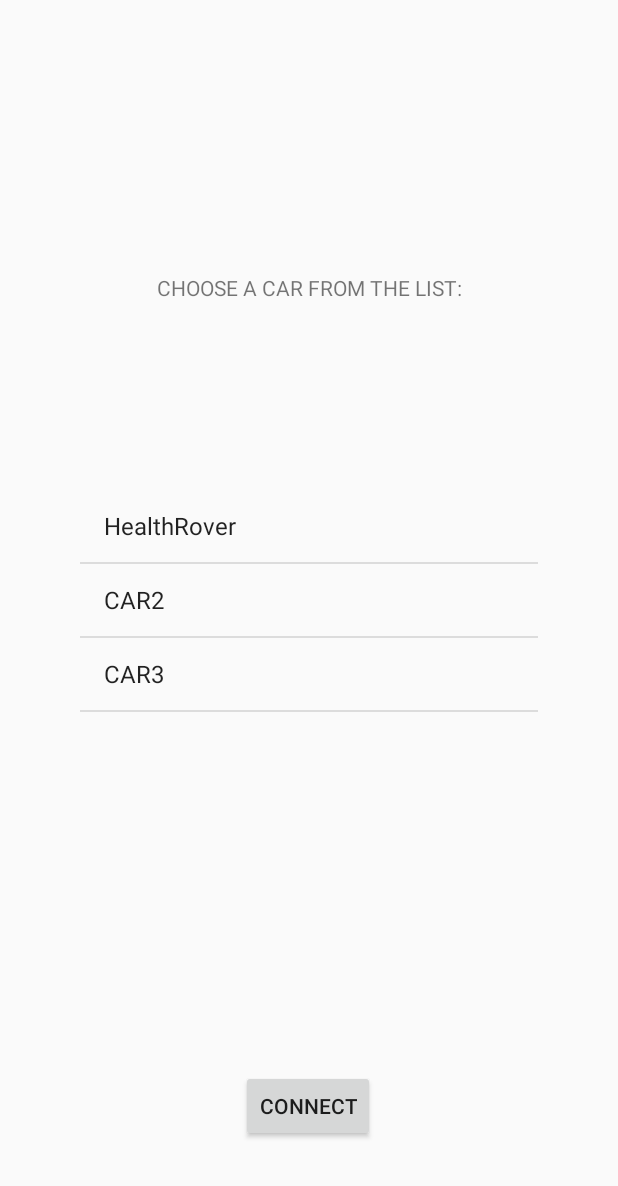
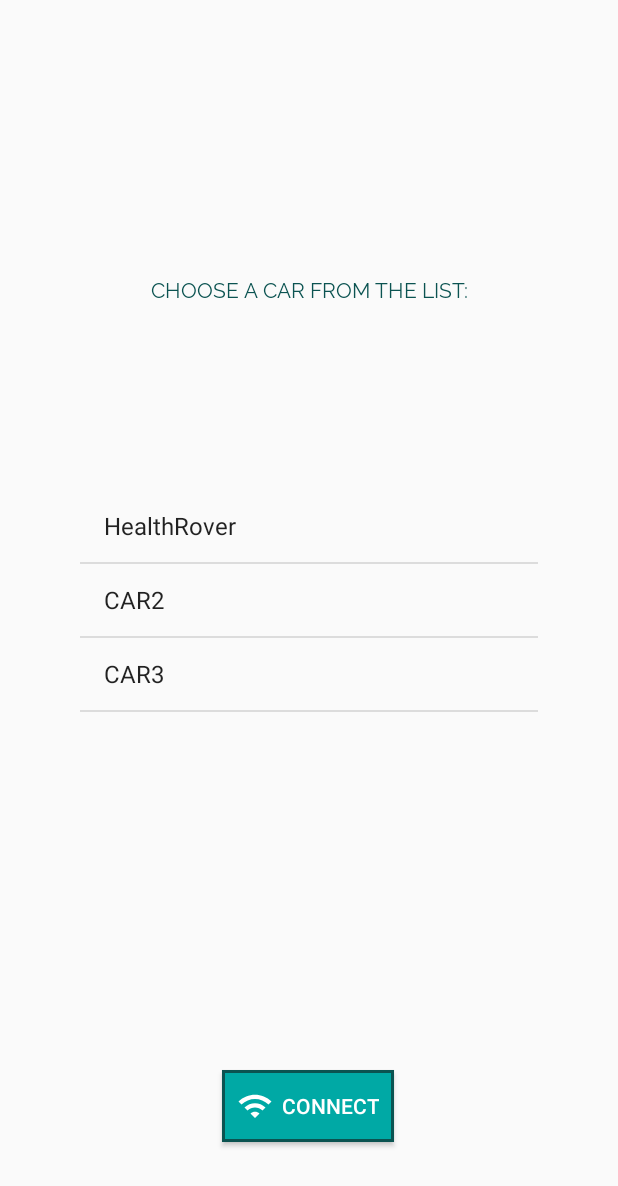
Before and after one commit to DIT112-V20/group-04, an Android app: the screen it shows after launch (CarSelect), on a phone screen of 412 x 824 dp. Shown: the top 1186 px of the screen. Run offline under Robolectric (Android 15) with nearby library versions, the phone set to English and light mode, and no system bars.

Commit message:
Update the car selection page of the UI
Update the visual design of the car selection page.

Issues:
Helps issues #47, #49, #50,

Contributors:
@SandraSmolerEisenberg

```diff
--- a/app/src/main/res/layout/car_select.xml
+++ b/app/src/main/res/layout/car_select.xml
@@ -11,24 +11,26 @@
         android:id="@+id/header"
         android:layout_width="wrap_content"
         android:layout_height="wrap_content"
+        android:fontFamily="@font/raleway"
         android:text="@string/choose_a_car_from_the_list"
         app:layout_constraintBottom_toBottomOf="parent"
         app:layout_constraintEnd_toEndOf="parent"
         app:layout_constraintStart_toStartOf="parent"
         app:layout_constraintTop_toTopOf="parent"
-        app:layout_constraintVertical_bias="0.226" />
+        app:layout_constraintVertical_bias="0.226"
+        style="@style/standardText"/>
 
     <Button
         android:id="@+id/connectToCar"
-        android:layout_width="wrap_content"
-        android:layout_height="wrap_content"
         android:text="@string/connect"
         app:layout_constraintBottom_toBottomOf="parent"
         app:layout_constraintEnd_toEndOf="parent"
         app:layout_constraintHorizontal_bias="0.498"
         app:layout_constraintStart_toStartOf="parent"
         app:layout_constraintTop_toTopOf="parent"
-        app:layout_constraintVertical_bias="0.919" />
+        app:layout_constraintVertical_bias="0.919"
+        android:drawableLeft="@drawable/ic_wifi_black_24dp"
+        style="@style/standardButton"/>
 
     <ListView
         android:id="@+id/smartCarList"
```
